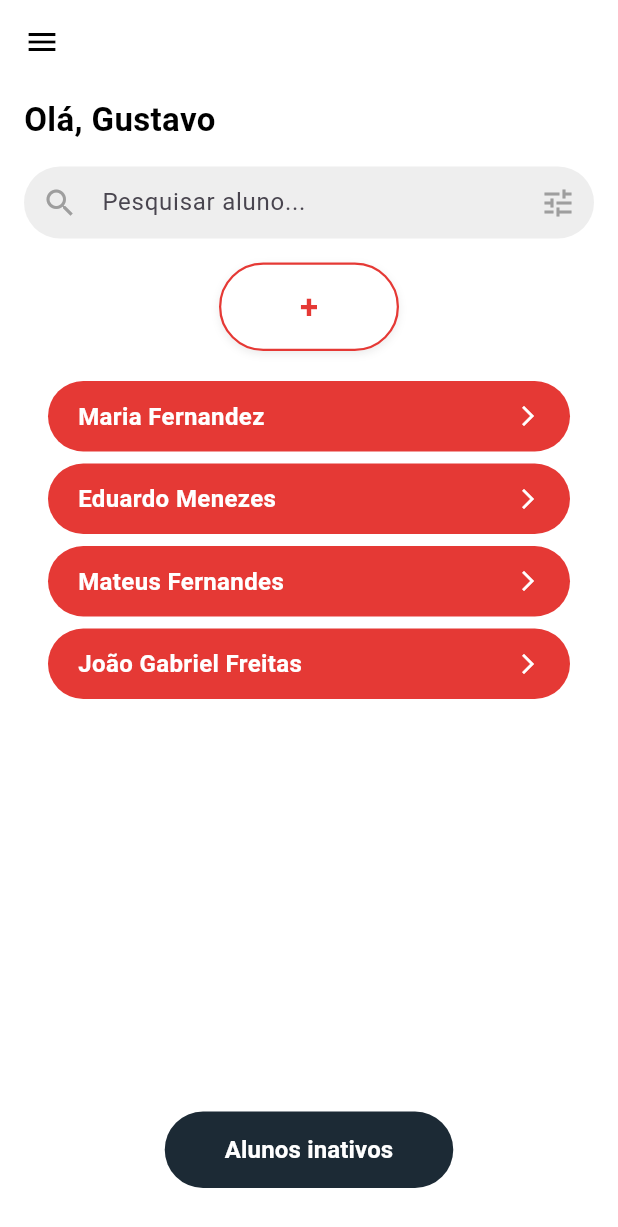
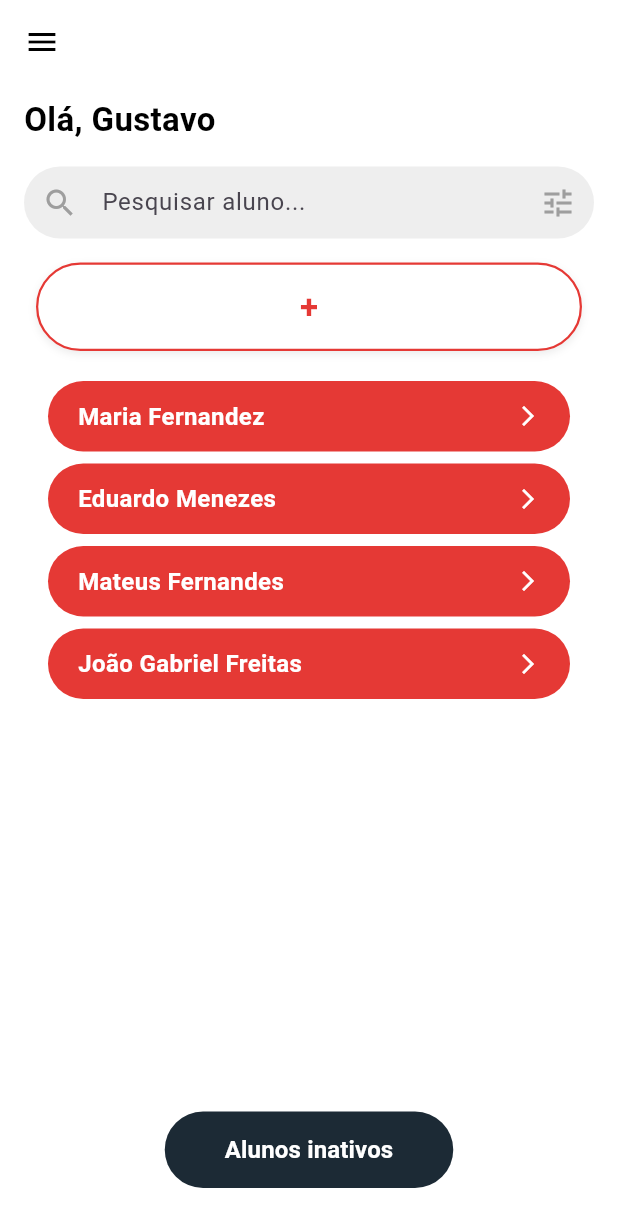
Before and after one commit to mdsreq-fga-unb/REQ-2025.2-T02-TreinaAi, a Flutter app: the screen it shows after launch, after a tap on "Cadastrar", on a phone screen of 412 x 824 dp. Shown: the top 1227 px of the screen. Run offline on Flutter 3.47's test engine with Material 3 defaults, Android fonts, the light colour scheme and no system bars.

Commit message:
feat: improve signup screen and register layout

```diff
--- a/app/frontend/treina_ai/lib/ui/components.dart
+++ b/app/frontend/treina_ai/lib/ui/components.dart
@@ -223,3 +223,15 @@ class GradientButton extends StatelessWidget {
     );
   }
 }
+InputDecoration formInputDecoration(String label) {
+  return InputDecoration(
+    labelText: label,
+    labelStyle: const TextStyle(color: Colors.grey, fontSize: 14),
+    enabledBorder: const UnderlineInputBorder(
+      borderSide: BorderSide(color: Colors.black54, width: 1),
+    ),
+    focusedBorder: const UnderlineInputBorder(
+      borderSide: BorderSide(color: Colors.black, width: 1.2),
+    ),
+  );
+}
--- a/app/frontend/treina_ai/lib/ui/register_page.dart
+++ b/app/frontend/treina_ai/lib/ui/register_page.dart
@@ -24,26 +24,43 @@ class _RegisterPageState extends State<RegisterPage> {
         centerTitle: true,
       ),
       body: SingleChildScrollView(
-        padding: const EdgeInsets.symmetric(horizontal: 24, vertical: 16),
+        padding: const EdgeInsets.symmetric(horizontal: 32, vertical: 8),
         child: Column(
           crossAxisAlignment: CrossAxisAlignment.center,
           children: [
             const SizedBox(height: 24),
 
-            Text(
-              'Cadastre-se!',
-              style: titleText.copyWith(color: Colors.black),
+            // ===== LOGO =====
+            Image.asset(
+              'assets/logo.png', // coloque aqui o caminho da sua imagem
+              height: 120,
             ),
+
             const SizedBox(height: 24),
 
-            TextField(decoration: defaultInputDecoration('Nome completo')),
+            // ===== TÍTULO =====
+            const Text(
+              'Cadastre-se!',
+              style: TextStyle(
+                fontSize: 24,
+                fontWeight: FontWeight.w700,
+                color: Colors.black,
+              ),
+            ),
+            const SizedBox(height: 32),
+
+            // ===== CAMPOS =====
+            TextField(decoration: formInputDecoration('Nome completo')),
             const SizedBox(height: 16),
-            TextField(decoration: defaultInputDecoration('CREF')),
+            TextField(decoration: formInputDecoration('CREF')),
             const SizedBox(height: 16),
-            TextField(decoration: defaultInputDecoration('Contato')),
+            TextField(decoration: formInputDecoration('Contato')),
             const SizedBox(height: 40),
 
-            GradientButton(
+            // ===== BOTÃO GRADIENTE =====
+           SizedBox(
+              width: double.infinity, // faz o botão ocupar toda a largura
+              child: GradientButton(
               text: 'Cadastrar',
               onPressed: () {
           Navigator.push(
@@ -54,6 +71,8 @@ class _RegisterPageState extends State<RegisterPage> {
       );
     },
   ),
+),
+
           ],
         ),
       ),
--- a/app/frontend/treina_ai/lib/ui/student_search_screen.dart
+++ b/app/frontend/treina_ai/lib/ui/student_search_screen.dart
@@ -119,15 +119,17 @@ class _StudentSearchScreenState extends State<StudentSearchScreen> {
             const SizedBox(height: 16),
 
             // Botão "+" dentro do casulo e centralizado
-            Center(
+            Padding(
+                padding: const EdgeInsets.symmetric(horizontal: 8),
                 child: SizedBox(
-                width: 120,
+                width: double.infinity,
                 child: BorderedButton(
                 text: '+',
                 onPressed: _addNewStudent,
              ),
            ),
           ),
+
 
             const SizedBox(height: 16),
 
```
Lines whose indentation alone changed are shown as unchanged.
